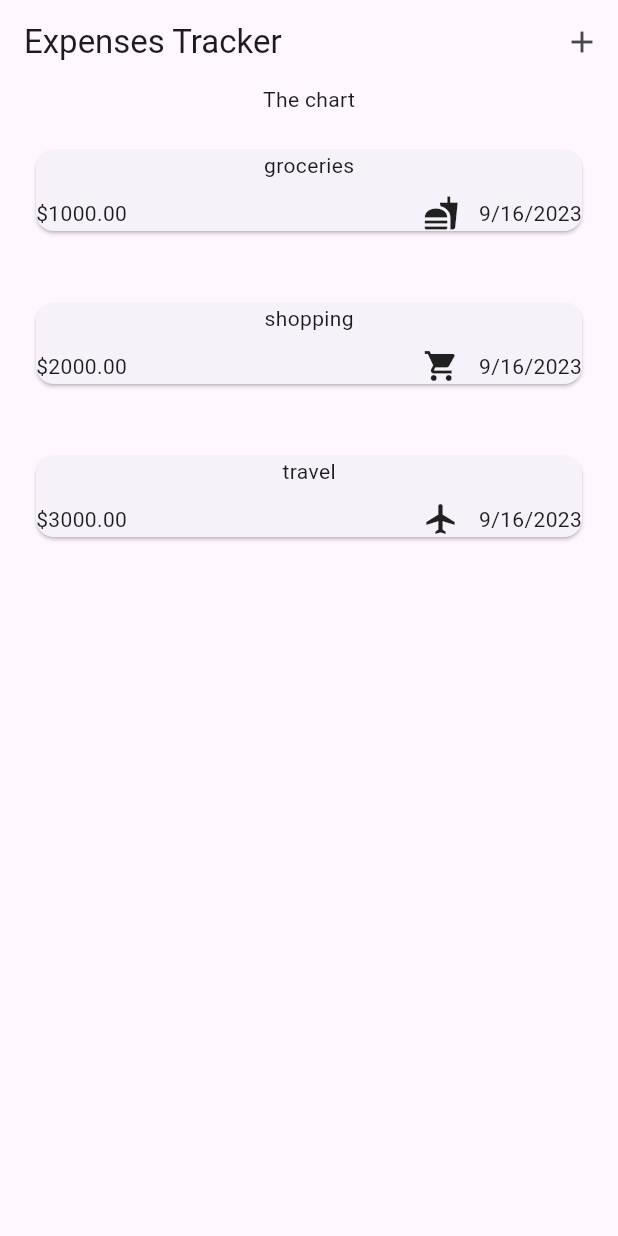
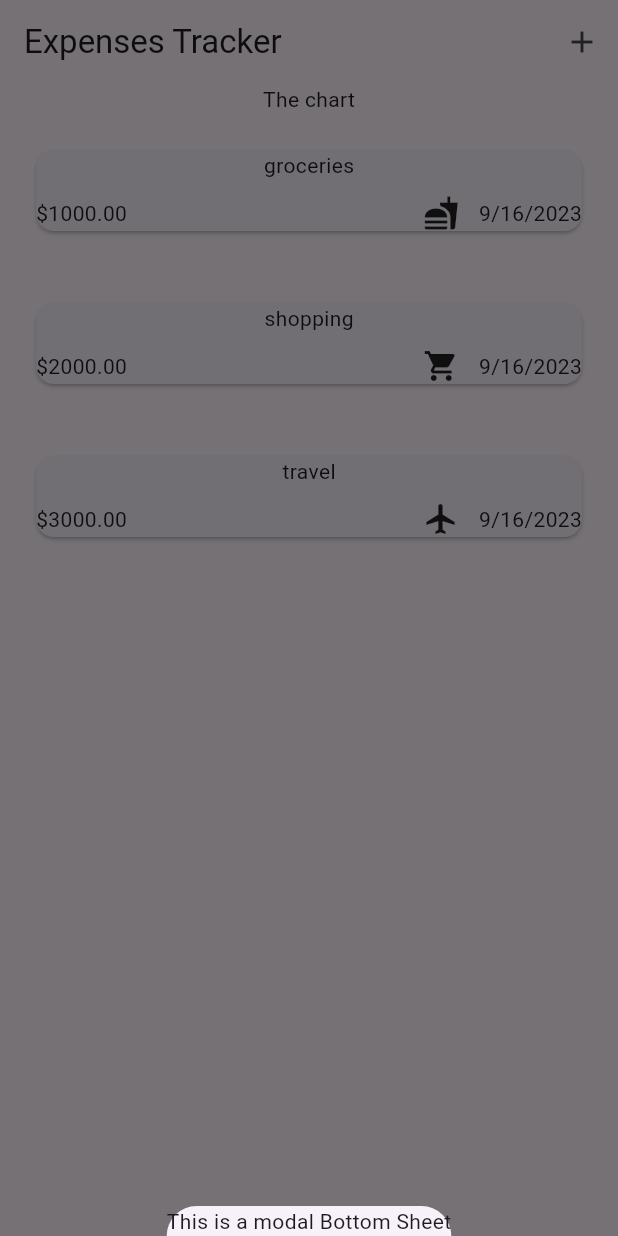
Before and after one commit to Aravindraj2k04/expense-tracker, a Flutter app: the screen it shows after launch, after a tap on the "add" icon, on a phone screen of 412 x 824 dp. Run offline on Flutter 3.47's test engine with Material 2 defaults, Android fonts, the phone set to English and light mode, and no system bars.

Commit message:
model bottom sheet added

```diff
--- a/lib/expenses.dart
+++ b/lib/expenses.dart
@@ -41,7 +41,10 @@ class _expensesState extends State<expenses> {
       appBar: AppBar(
         title: Text('Expenses Tracker'),
         actions: [
-          IconButton(onPressed: () {}, icon: Icon(Icons.add)),
+          IconButton(onPressed: () {
+            _openAddExpenseOverlay();
+          },
+           icon: Icon(Icons.add)),
         ],
       ),
       body: Column(
```
